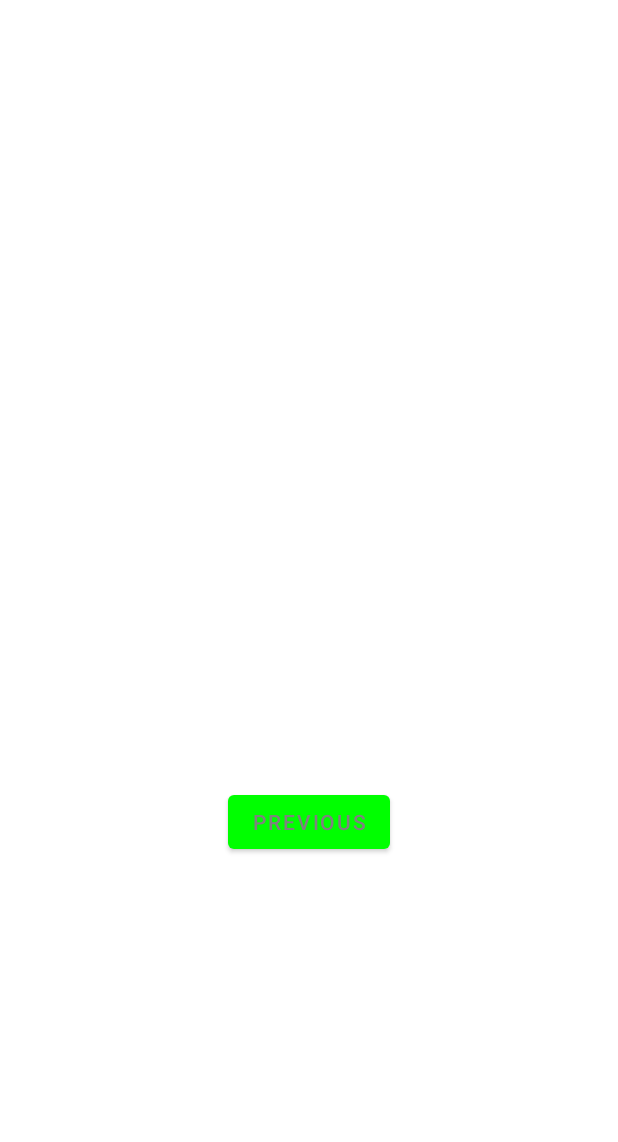
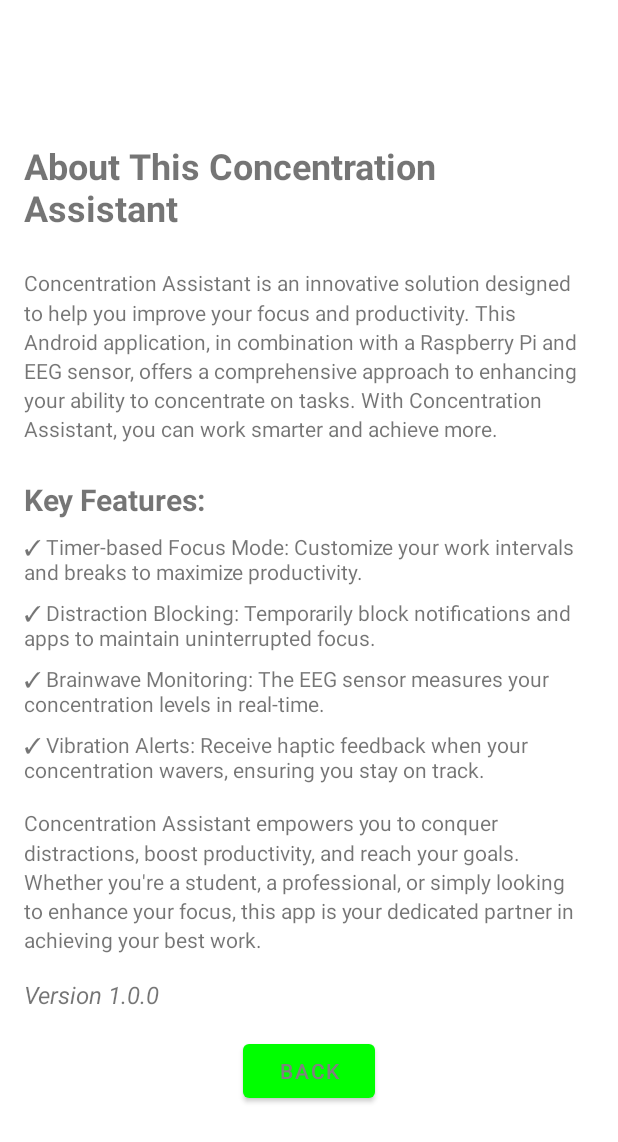
Before and after one commit to wilsonnexus/Concentration-Assistant-Android-RaspberryPi, an Android app: the ThirdFragment screen opened through its navigation route, on a phone screen of 412 x 824 dp. Shown: the top 1142 px of the screen. Run offline under Robolectric (Android 15) with nearby library versions, the phone set to English and light mode, and no system bars; our stand-ins replace navigation-ui; libraries missing offline, so code that uses them is left out: info.mqtt.android, org.eclipse.paho; 12 statements that could not run were skipped.

Commit message:
Usable Application Update
I want to transition this prototype application to a user usable app.

```diff
--- a/Android/MQTTClient/app/src/main/java/com/example/myapplication/MainFragment.java
+++ b/Android/MQTTClient/app/src/main/java/com/example/myapplication/MainFragment.java
@@ -80,7 +80,7 @@
         durationSpinner = view.findViewById(R.id.durationSpinner);
         // Get the Vibrator service
         vibrator = (Vibrator) requireContext().getSystemService(Context.VIBRATOR_SERVICE);
-        // Replace the ArrayAdapter initialization code with the new code
+        // Convert values to hours and minutes
         String[] durations = getResources().getStringArray(R.array.durations_array);
         List<String> durationsList = new ArrayList<>();
         for (String duration : durations) {
@@ -88,7 +88,11 @@
             if (durationValue == 1) {
                 durationsList.add(duration + " minute");
             }
-            else {
+            else if (durationValue >= 60) {
+                durationsList.add((durationValue / 60) +
+                        ((durationValue < 120) ? " hour " : " hours ") +
+                        (((durationValue % 60) <= 1) ? "" : (durationValue - 60) + " minutes"));
+            } else {
                 durationsList.add(duration + " minutes");
             }
         }
@@ -104,9 +108,6 @@
         //durationSpinner = view.findViewById(R.id.durationSpinner);
 
         dataReceived = (TextView) view.findViewById(R.id.textview_second);
-
-
-        // Code Copied
 
         Button nextButton = view.findViewById(R.id.settings_button);
         nextButton.setOnClickListener(new View.OnClickListener() {
@@ -134,7 +135,6 @@
 
     }
 
-    // Code Copied
     public void disableBackButton() {
         backButtonEnabled = false;
     }
--- a/Android/MQTTClient/app/src/main/res/layout/fragment_third.xml
+++ b/Android/MQTTClient/app/src/main/res/layout/fragment_third.xml
@@ -6,23 +6,103 @@
     android:layout_width="match_parent"
     android:layout_height="match_parent"
     tools:context=".ThirdFragment">
+    <ScrollView
+        android:layout_width="match_parent"
+        android:layout_height="wrap_content"
+        app:layout_constraintTop_toTopOf="parent"
+        app:layout_constraintBottom_toBottomOf="parent"
+        app:layout_constraintStart_toStartOf="parent"
+        app:layout_constraintEnd_toEndOf="parent"
+        android:padding="16dp">
+        <LinearLayout
+            android:layout_width="match_parent"
+            android:layout_height="wrap_content"
+            android:orientation="vertical">
 
-    <TextView
-        android:id="@+id/textview_third"
+            <TextView
+                android:layout_width="match_parent"
+                android:layout_height="wrap_content"
+                android:text="About This Concentration Assistant"
+                android:textSize="24sp"
+                android:textStyle="bold"
+                android:paddingBottom="8dp"
+                android:layout_marginTop="8dp"
+                android:layout_marginBottom="16dp" />
+
+            <TextView
+                android:layout_width="match_parent"
+                android:layout_height="wrap_content"
+                android:text="Concentration Assistant is an innovative solution designed to help you improve your focus and productivity. This Android application, in combination with a Raspberry Pi and EEG sensor, offers a comprehensive approach to enhancing your ability to concentrate on tasks. With Concentration Assistant, you can work smarter and achieve more."
+                android:lineSpacingMultiplier="1.2"
+                android:layout_marginBottom="16dp" />
+
+            <TextView
+                android:layout_width="match_parent"
+                android:layout_height="wrap_content"
+                android:text="Key Features:"
+                android:textSize="20sp"
+                android:textStyle="bold"
+                android:paddingTop="8dp"
+                android:paddingBottom="8dp" />
+
+            <TextView
+                android:layout_width="match_parent"
+                android:layout_height="wrap_content"
+                android:text="✓ Timer-based Focus Mode: Customize your work intervals and breaks to maximize productivity."
+                android:layout_marginBottom="8dp" />
+
+            <TextView
+                android:layout_width="match_parent"
+                android:layout_height="wrap_content"
+                android:text="✓ Distraction Blocking: Temporarily block notifications and apps to maintain uninterrupted focus."
+                android:layout_marginBottom="8dp" />
+
+            <TextView
+                android:layout_width="match_parent"
+                android:layout_height="wrap_content"
+                android:text="✓ Brainwave Monitoring: The EEG sensor measures your concentration levels in real-time."
+                android:layout_marginBottom="8dp" />
+
+            <TextView
+                android:layout_width="match_parent"
+                android:layout_height="wrap_content"
+                android:text="✓ Vibration Alerts: Receive haptic feedback when your concentration wavers, ensuring you stay on track."
+                android:layout_marginBottom="16dp" />
+
+            <TextView
+                android:layout_width="match_parent"
+                android:layout_height="wrap_content"
+                android:text="Concentration Assistant empowers you to conquer distractions, boost productivity, and reach your goals. Whether you're a student, a professional, or simply looking to enhance your focus, this app is your dedicated partner in achieving your best work."
+                android:lineSpacingMultiplier="1.2"
+                android:layout_marginBottom="16dp" />
+
+            <TextView
+                android:id="@+id/textView_version"
+                android:layout_width="match_parent"
+                android:layout_height="wrap_content"
+                android:text="Version 1.0.0"
+                android:textSize="16sp"
+                android:textStyle="italic"
+                android:layout_marginBottom="16dp" />
+
+            <LinearLayout
+                android:layout_width="match_parent"
+                android:layout_height="wrap_content"
+                android:orientation="horizontal"
+                android:gravity="center_horizontal">
+                <Button
+                    android:id="@+id/button_third"
+                    android:layout_width="wrap_content"
+                    android:layout_height="wrap_content"
+                    android:text="@string/back"
+                    android:onClick="onPreviousButtonClick" />
+            </LinearLayout>
+        </LinearLayout>
+    </ScrollView>
+    <androidx.constraintlayout.widget.Guideline
+        android:id="@+id/guideline"
         android:layout_width="wrap_content"
         android:layout_height="wrap_content"
-        app:layout_constraintBottom_toTopOf="@id/button_third"
-        app:layout_constraintEnd_toEndOf="parent"
-        app:layout_constraintStart_toStartOf="parent"
-        app:layout_constraintTop_toTopOf="parent" />
-
-    <Button
-        android:id="@+id/button_third"
-        android:layout_width="wrap_content"
-        android:layout_height="wrap_content"
-        android:text="@string/previous"
-        app:layout_constraintBottom_toBottomOf="parent"
-        app:layout_constraintEnd_toEndOf="parent"
-        app:layout_constraintStart_toStartOf="parent"
-        app:layout_constraintTop_toBottomOf="@id/textview_third" />
+        android:orientation="vertical"
+        app:layout_constraintGuide_percent="0.5" />
 </androidx.constraintlayout.widget.ConstraintLayout>
--- a/Android/MQTTClient/app/src/main/res/values/arrays.xml
+++ b/Android/MQTTClient/app/src/main/res/values/arrays.xml
@@ -3,9 +3,29 @@
 <resources>
 <string-array name="durations_array">
     <item>1</item>
-    <item>2</item>
-    <item>3</item>
-    <item>4</item>
     <item>5</item>
+    <item>10</item>
+    <item>15</item>
+    <item>20</item>
+    <item>25</item>
+    <item>30</item>
+    <item>35</item>
+    <item>40</item>
+    <item>45</item>
+    <item>50</item>
+    <item>55</item>
+    <item>60</item>
+    <item>65</item>
+    <item>70</item>
+    <item>75</item>
+    <item>80</item>
+    <item>85</item>
+    <item>90</item>
+    <item>95</item>
+    <item>100</item>
+    <item>105</item>
+    <item>110</item>
+    <item>115</item>
+    <item>120</item>
 </string-array>
 </resources>
```
